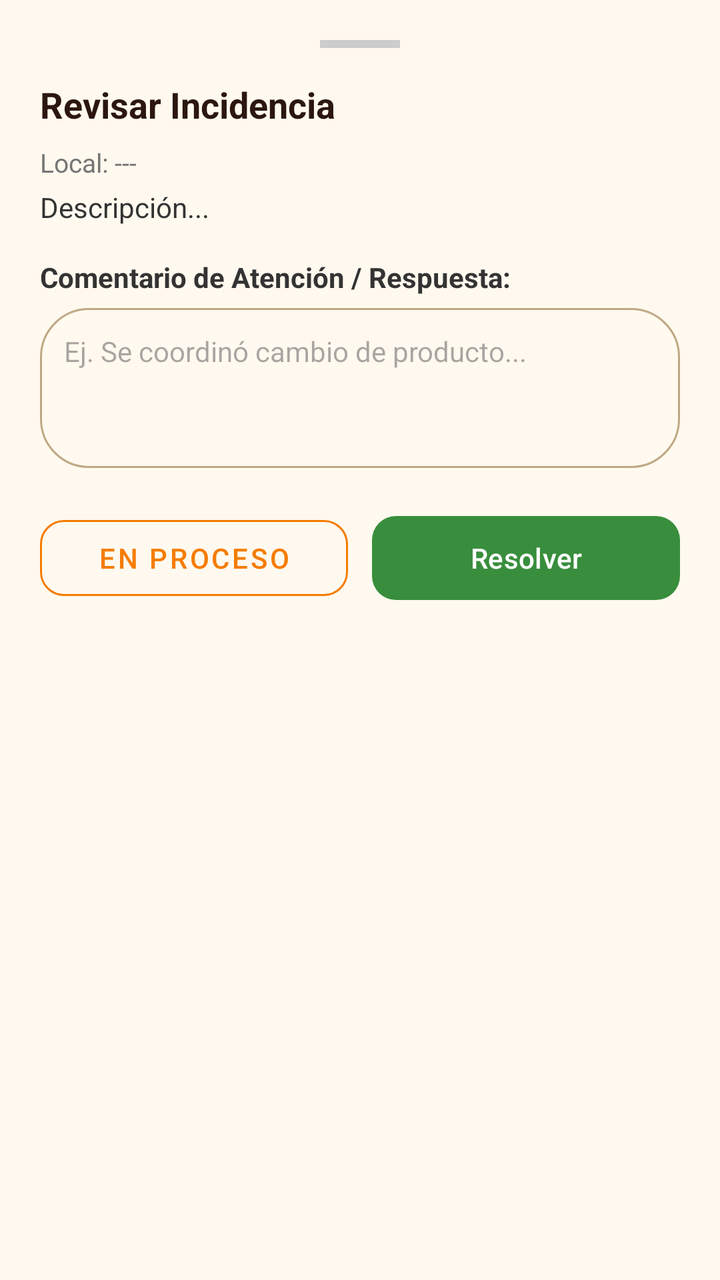
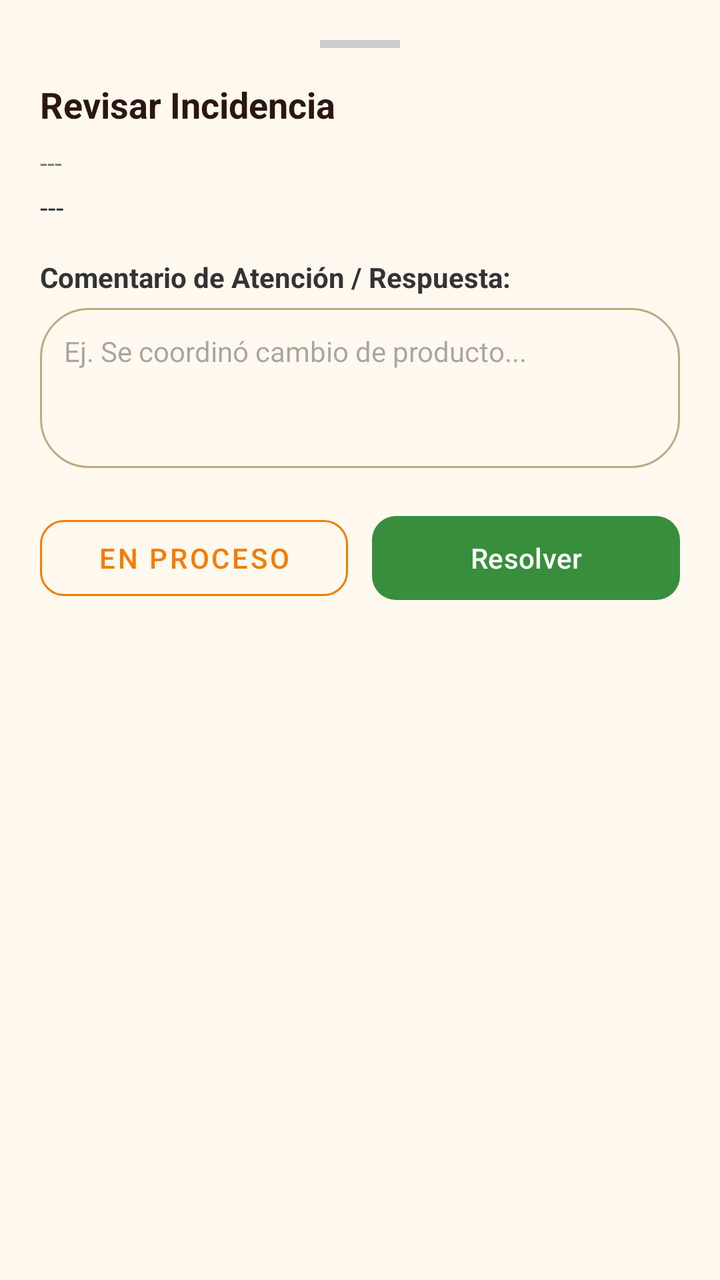

Two renders of the same Android screen: before a commit and after it. Below are the layout's source before the change and the commit's diff.
<!-- AndroidManifest.xml: application theme Theme.PiccoliField -->
<!-- res/layout/dialog_bottom_sheet_revisar_incidencia.xml -->
<?xml version="1.0" encoding="utf-8"?>
<LinearLayout xmlns:android="http://schemas.android.com/apk/res/android"
    xmlns:app="http://schemas.android.com/apk/res-auto"
    android:layout_width="match_parent"
    android:layout_height="wrap_content"
    android:orientation="vertical"
    android:background="@color/color_fondo"
    android:padding="20dp">

    <View
        android:layout_width="40dp"
        android:layout_height="4dp"
        android:layout_gravity="center_horizontal"
        android:layout_marginBottom="16dp"
        android:background="#CCCCCC" />

    <TextView
        android:id="@+id/tvTituloRevisarIncidencia"
        android:layout_width="match_parent"
        android:layout_height="wrap_content"
        android:text="Revisar Incidencia"
        android:textColor="@color/cafe_profundo"
        android:textSize="18sp"
        android:textStyle="bold"
        android:layout_marginBottom="8dp" />

    <TextView
        android:id="@+id/tvDetalleLocalIncidencia"
        android:layout_width="match_parent"
        android:layout_height="wrap_content"
        android:text="Local: ---"
        android:textColor="#757575"
        android:textSize="13sp"
        android:layout_marginBottom="4dp" />

    <TextView
        android:id="@+id/tvDetalleDescripcionIncidencia"
        android:layout_width="match_parent"
        android:layout_height="wrap_content"
        android:text="Descripción..."
        android:textColor="#333333"
        android:textSize="14sp"
        android:layout_marginBottom="16dp" />

    
    <ImageView
        android:id="@+id/ivEvidenciaIncidencia"
        android:layout_width="match_parent"
        android:layout_height="180dp"
        android:scaleType="fitCenter"
        android:background="#E0E0E0"
        android:visibility="gone"
        android:layout_marginBottom="16dp"
        android:contentDescription="Evidencia de Incidencia" />

    
    <TextView
        android:layout_width="match_parent"
        android:layout_height="wrap_content"
        android:text="Comentario de Atención / Respuesta:"
        android:textColor="#333333"
        android:textSize="14sp"
        android:textStyle="bold"
        android:layout_marginBottom="6dp" />

    <EditText
        android:id="@+id/etComentarioAtencionIncidencia"
        android:layout_width="match_parent"
        android:layout_height="80dp"
        android:background="@drawable/bg_search_box"
        android:gravity="top|start"
        android:hint="Ej. Se coordinó cambio de producto..."
        android:padding="12dp"
        android:textColor="#333333"
        android:textSize="14sp"
        android:inputType="textMultiLine"
        android:autofillHints="description"
        android:layout_marginBottom="20dp" />

    
    <LinearLayout
        android:layout_width="match_parent"
        android:layout_height="wrap_content"
        android:orientation="horizontal"
        android:baselineAligned="false">

        <com.google.android.material.button.MaterialButton
            android:id="@+id/btnMarcarEnProcesoIncidencia"
            style="@style/Widget.MaterialComponents.Button.OutlinedButton"
            android:layout_width="0dp"
            android:layout_height="50dp"
            android:layout_weight="1"
            android:layout_marginEnd="6dp"
            android:text="En Proceso"
            app:strokeColor="#F57C00"
            android:textColor="#F57C00"
            app:cornerRadius="12dp"/>

        <com.google.android.material.button.MaterialButton
            android:id="@+id/btnResolverIncidencia"
            android:layout_width="0dp"
            android:layout_height="50dp"
            android:layout_weight="1"
            android:layout_marginStart="6dp"
            android:text="Resolver"
            app:backgroundTint="#388E3C"
            android:textColor="@android:color/white"
            app:cornerRadius="12dp"/>

    </LinearLayout>

</LinearLayout>
<!-- resources referenced by this layout -->
<resources>
  <color name="cafe_profundo">#2B170F</color>
  <color name="color_fondo">#FFF9EF</color>
  <!-- drawable bg_search_box (drawable) -->
  <?xml version="1.0" encoding="utf-8"?>
  <shape xmlns:android="http://schemas.android.com/apk/res/android"
      android:shape="rectangle">
      <solid android:color="@color/marfil_suave" />
      <corners android:radius="24dp" />
      <stroke android:width="1dp" android:color="@color/stroke_color" />
  </shape>
  <style name="Theme.PiccoliField" parent="Base.Theme.PiccoliField" />
  <color name="marfil_suave">#FFF9EF</color>
  <color name="stroke_color">#C0A884</color>
  <style name="Base.Theme.PiccoliField" parent="Theme.Material3.DayNight.NoActionBar">
          
          
      </style>
</resources>

<!-- the commit's change to res/layout/dialog_bottom_sheet_revisar_incidencia.xml (unified diff, before → after) -->
@@ -18,7 +18,7 @@
         android:id="@+id/tvTituloRevisarIncidencia"
         android:layout_width="match_parent"
         android:layout_height="wrap_content"
-        android:text="Revisar Incidencia"
+        android:text="@string/title_revisar_incidencia"
         android:textColor="@color/cafe_profundo"
         android:textSize="18sp"
         android:textStyle="bold"
@@ -28,7 +28,7 @@
         android:id="@+id/tvDetalleLocalIncidencia"
         android:layout_width="match_parent"
         android:layout_height="wrap_content"
-        android:text="Local: ---"
+        android:text="@string/label_correo_vacio"
         android:textColor="#757575"
         android:textSize="13sp"
         android:layout_marginBottom="4dp" />
@@ -37,7 +37,7 @@
         android:id="@+id/tvDetalleDescripcionIncidencia"
         android:layout_width="match_parent"
         android:layout_height="wrap_content"
-        android:text="Descripción..."
+        android:text="@string/label_correo_vacio"
         android:textColor="#333333"
         android:textSize="14sp"
         android:layout_marginBottom="16dp" />
@@ -51,13 +51,13 @@
         android:background="#E0E0E0"
         android:visibility="gone"
         android:layout_marginBottom="16dp"
-        android:contentDescription="Evidencia de Incidencia" />
+        android:contentDescription="@string/btn_adjuntar_evidencia" />
 
     
     <TextView
         android:layout_width="match_parent"
         android:layout_height="wrap_content"
-        android:text="Comentario de Atención / Respuesta:"
+        android:text="@string/label_comentario_atencion"
         android:textColor="#333333"
         android:textSize="14sp"
         android:textStyle="bold"
@@ -69,7 +69,7 @@
         android:layout_height="80dp"
         android:background="@drawable/bg_search_box"
         android:gravity="top|start"
-        android:hint="Ej. Se coordinó cambio de producto..."
+        android:hint="@string/hint_comentario_atencion"
         android:padding="12dp"
         android:textColor="#333333"
         android:textSize="14sp"
@@ -91,7 +91,7 @@
             android:layout_height="50dp"
             android:layout_weight="1"
             android:layout_marginEnd="6dp"
-            android:text="En Proceso"
+            android:text="@string/btn_en_proceso"
             app:strokeColor="#F57C00"
             android:textColor="#F57C00"
             app:cornerRadius="12dp"/>
@@ -102,7 +102,7 @@
             android:layout_height="50dp"
             android:layout_weight="1"
             android:layout_marginStart="6dp"
-            android:text="Resolver"
+            android:text="@string/btn_resolver"
             app:backgroundTint="#388E3C"
             android:textColor="@android:color/white"
             app:cornerRadius="12dp"/>
<!-- resource entries referenced after the edit -->
@@ -10,6 +10,13 @@
       <corners android:radius="24dp" />
       <stroke android:width="1dp" android:color="@color/stroke_color" />
   </shape>
+  <string name="btn_adjuntar_evidencia">Adjuntar Evidencia (Opcional)</string>
+  <string name="btn_en_proceso">En Proceso</string>
+  <string name="btn_resolver">Resolver</string>
+  <string name="hint_comentario_atencion">Ej. Se coordinó cambio de producto...</string>
+  <string name="label_comentario_atencion">Comentario de Atención / Respuesta:</string>
+  <string name="label_correo_vacio">---</string>
+  <string name="title_revisar_incidencia">Revisar Incidencia</string>
   <style name="Theme.PiccoliField" parent="Base.Theme.PiccoliField" />
   <color name="marfil_suave">#FFF9EF</color>
   <color name="stroke_color">#C0A884</color>
